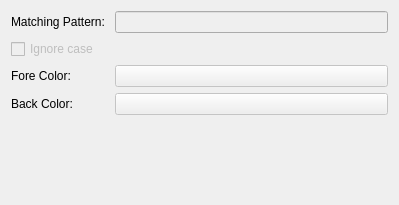
This is src/ui/include/highlighteredit.ui in nickbnf/glogg as Qt 5 draws it before an edit. The edited form follows.
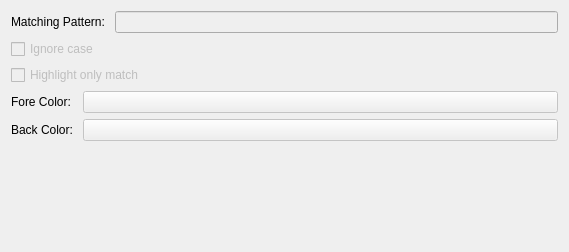
This is the edited form.

Commit message: Add support to highlight only matching part of string (#189)

Patch:
```diff
--- a/src/ui/include/highlighteredit.ui
+++ b/src/ui/include/highlighteredit.ui
@@ -6,8 +6,8 @@
    <rect>
     <x>0</x>
     <y>0</y>
-    <width>399</width>
-    <height>205</height>
+    <width>569</width>
+    <height>252</height>
    </rect>
   </property>
   <property name="windowTitle">
@@ -15,29 +15,56 @@
   </property>
   <layout class="QVBoxLayout" name="verticalLayout">
    <item>
-    <layout class="QFormLayout" name="formLayout">
-     <item row="0" column="0">
+    <layout class="QHBoxLayout" name="horizontalLayout">
+     <item>
       <widget class="QLabel" name="label">
        <property name="text">
         <string>Matching Pattern: </string>
        </property>
       </widget>
      </item>
-     <item row="0" column="1">
+     <item>
       <widget class="QLineEdit" name="patternEdit">
        <property name="enabled">
         <bool>false</bool>
        </property>
       </widget>
      </item>
-     <item row="2" column="0">
+    </layout>
+   </item>
+   <item>
+    <widget class="QCheckBox" name="ignoreCaseCheckBox">
+     <property name="enabled">
+      <bool>false</bool>
+     </property>
+     <property name="text">
+      <string>Ignore case</string>
+     </property>
+     <property name="checked">
+      <bool>false</bool>
+     </property>
+    </widget>
+   </item>
+   <item>
+    <widget class="QCheckBox" name="onlyMatchCheckBox">
+     <property name="enabled">
+      <bool>false</bool>
+     </property>
+     <property name="text">
+      <string>Highlight only match</string>
+     </property>
+    </widget>
+   </item>
+   <item>
+    <layout class="QFormLayout" name="formLayout">
+     <item row="0" column="0">
       <widget class="QLabel" name="label_2">
        <property name="text">
         <string>Fore Color: </string>
        </property>
       </widget>
      </item>
-     <item row="2" column="1">
+     <item row="0" column="1">
       <widget class="QPushButton" name="foreColorButton">
        <property name="enabled">
         <bool>false</bool>
@@ -47,14 +74,14 @@
        </property>
       </widget>
      </item>
-     <item row="3" column="0">
+     <item row="1" column="0">
       <widget class="QLabel" name="label_3">
        <property name="text">
         <string>Back Color: </string>
        </property>
       </widget>
      </item>
-     <item row="3" column="1">
+     <item row="1" column="1">
       <widget class="QPushButton" name="backColorButton">
        <property name="enabled">
         <bool>false</bool>
@@ -64,21 +91,21 @@
        </property>
       </widget>
      </item>
-     <item row="1" column="0" colspan="2">
-      <widget class="QCheckBox" name="ignoreCaseCheckBox">
-       <property name="enabled">
-        <bool>false</bool>
-       </property>
-       <property name="text">
-        <string>Ignore case</string>
-       </property>
-       <property name="checked">
-        <bool>false</bool>
-       </property>
-      </widget>
-     </item>
     </layout>
    </item>
+   <item>
+    <spacer name="verticalSpacer">
+     <property name="orientation">
+      <enum>Qt::Vertical</enum>
+     </property>
+     <property name="sizeHint" stdset="0">
+      <size>
+       <width>20</width>
+       <height>40</height>
+      </size>
+     </property>
+    </spacer>
+   </item>
   </layout>
  </widget>
  <resources/>
```
The commit also changes 11 other files.
